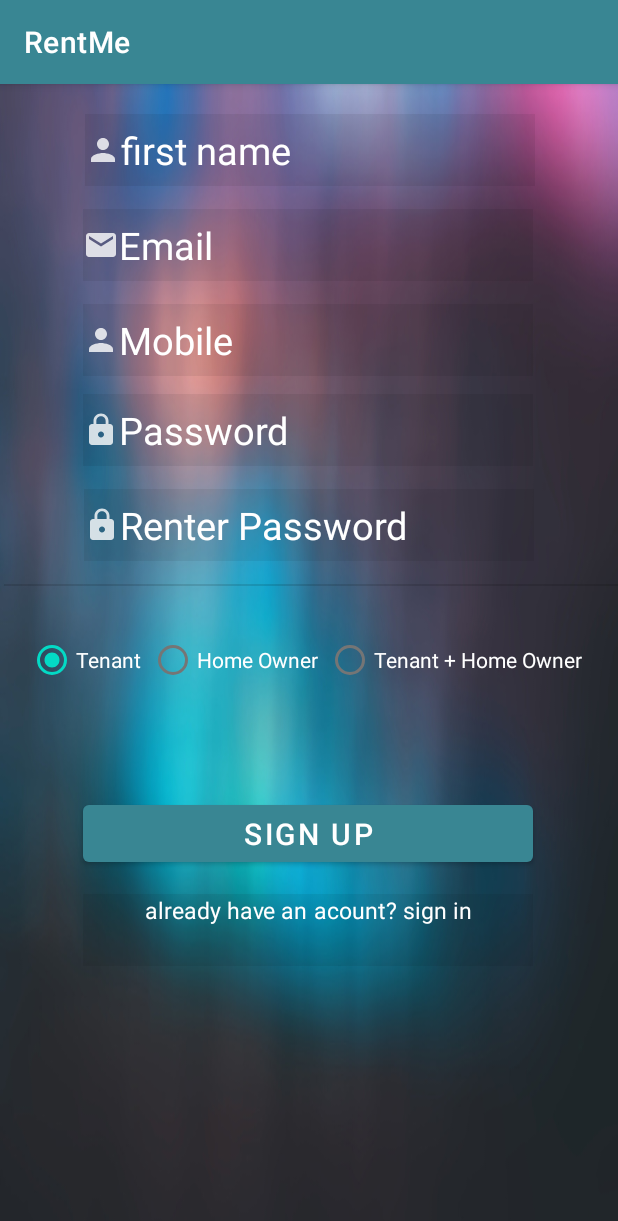
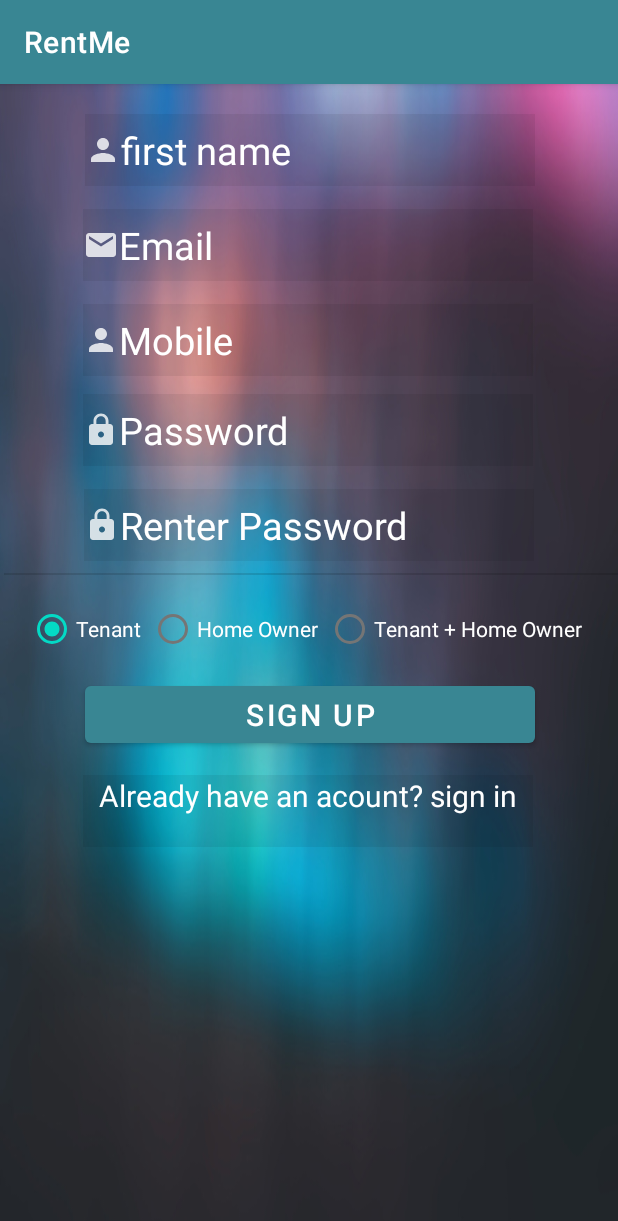
Before and after one commit to azxs120/Final-Project-Prototype, an Android app: the RegisterActivity screen opened directly, with no data from a screen before it, on a phone screen of 412 x 824 dp. Shown: the top 1221 px of the screen. Run offline under Robolectric (Android 15) with nearby library versions, the phone set to English and light mode, and no system bars; our stand-ins replace Firebase (no records; nobody signed in at launch, a user with empty details on screens opened directly).

Commit message:
RegisterActivity is Done

```diff
--- a/app/src/main/java/com/example/prototype/RegisterActivity.java
+++ b/app/src/main/java/com/example/prototype/RegisterActivity.java
@@ -30,18 +30,18 @@ public class RegisterActivity extends AppCompatActivity {
     private EditText edtFullName, edtEmail, edtMobile, edtPassword, edtConfirmPassword;
     private ProgressBar progressBar;
     private Button btnSignUp;
-    private String txtFullName, txtEmail, txtMobile, txtPassword, txtConfirmPassword,txtIdentity;
+    private String txtFullName, txtEmail, txtMobile, txtPassword, txtConfirmPassword,txtIdentity = "tenant";
     private String emailPattern = "[a-zA-Z0-9._-]+@[a-z]+\\.+[a-z]+";
     private RadioGroup radioGroup;
     private RadioButton tenant, homeOwner,tenantAndHomeOwner;
     private FirebaseAuth mAuth;
     private FirebaseFirestore db;
 
+
     @Override
     protected void onCreate(Bundle savedInstanceState) {
         super.onCreate(savedInstanceState);
         setContentView(R.layout.activity_register);
-
         txtSignIn = findViewById(R.id.txtSignIn);
         edtFullName = findViewById(R.id.edtSignUpFullName);
         edtEmail = findViewById(R.id.email);
@@ -55,7 +55,7 @@ public class RegisterActivity extends AppCompatActivity {
         homeOwner = findViewById(R.id.homeOwner);
         tenantAndHomeOwner = findViewById(R.id.tenantAndHomeOwner);
         radioGroup.setOnCheckedChangeListener(new RadioGroup.OnCheckedChangeListener() {
-           @Override
+           @Override//change the radioGroup
             public void onCheckedChanged(RadioGroup group, int checkedId) {
                 switch (checkedId){
                     case R.id.tenant:
@@ -80,19 +80,17 @@ public class RegisterActivity extends AppCompatActivity {
         db = FirebaseFirestore.getInstance();
 
         txtSignIn.setOnClickListener(new View.OnClickListener() {
+            //on click take us to login screen
             @Override
             public void onClick(View view) {
-                //TODO: add the fiture
-                //Intent intent = new Intent(RegisterActivity.this, LoginActivity.class);
-                //startActivity(intent);
                 finish();
             }
         });
 
+        //check input
         btnSignUp.setOnClickListener(new View.OnClickListener() {
             @Override
             public void onClick(View view) {
-                //txtIdentity = edtIdentity.getText().toString;
                 txtFullName = edtFullName.getText().toString();
                 txtEmail = edtEmail.getText().toString().trim();
                 txtMobile = edtMobile.getText().toString().trim();
@@ -137,13 +135,19 @@ public class RegisterActivity extends AppCompatActivity {
 
     }
 
+    /**
+     * add the user to the database
+     */
     private void SignUpUser() {
+        //add the progressBar
         progressBar.setVisibility(View.VISIBLE);
+        //make the BTN disappear
         btnSignUp.setVisibility(View.INVISIBLE);
 
         mAuth.createUserWithEmailAndPassword(txtEmail, txtPassword).addOnSuccessListener(new OnSuccessListener<AuthResult>() {
             @Override
             public void onSuccess(AuthResult authResult) {
+                //create an map object for the DB
                 Map<String, Object> user = new HashMap<>();
                 user.put("FullName", txtFullName);
                 user.put("Email", txtEmail);
@@ -157,15 +161,13 @@ public class RegisterActivity extends AppCompatActivity {
                             @Override
                             public void onSuccess(DocumentReference documentReference) {
                                 Toast.makeText(RegisterActivity.this, "Data Stored Successfully !", Toast.LENGTH_SHORT).show();
-                                Intent intent = new Intent(RegisterActivity.this, MainActivity.class);
-                                startActivity(intent);
-                                finish();
+                                finish();//get back to login screen
                             }
                         })
                         .addOnFailureListener(new OnFailureListener() {
                             @Override
                             public void onFailure(@NonNull Exception e) {
-                                Toast.makeText(RegisterActivity.this, "Error - " + e.getMessage(), Toast.LENGTH_SHORT).show();
+                                Toast.makeText(RegisterActivity.this, "-----Error ----- user was not added " + e.getMessage(), Toast.LENGTH_SHORT).show();
                             }
                         });
             }
--- a/app/src/main/res/layout/activity_register.xml
+++ b/app/src/main/res/layout/activity_register.xml
@@ -114,16 +114,16 @@
         android:id="@+id/divider"
         android:layout_width="409dp"
         android:layout_height="1dp"
+        android:layout_marginTop="8dp"
         android:background="?android:attr/listDivider"
         app:layout_constraintEnd_toEndOf="parent"
-        android:layout_marginTop="15dp"
         app:layout_constraintTop_toBottomOf="@+id/renterPassword" />
 
     <RadioGroup
         android:id="@+id/radioGroup"
         android:layout_width="wrap_content"
         android:layout_height="wrap_content"
-        android:layout_marginTop="25dp"
+        android:layout_marginTop="12dp"
         android:orientation="horizontal"
         app:layout_constraintEnd_toEndOf="parent"
         app:layout_constraintStart_toStartOf="parent"
@@ -143,29 +143,17 @@
             android:layout_width="wrap_content"
             android:layout_height="wrap_content"
             android:layout_marginEnd="5dp"
-            android:textColor="@color/white"
-            android:text="Home Owner" />
+            android:text="Home Owner"
+            android:textColor="@color/white" />
 
         <RadioButton
             android:id="@+id/tenantAndHomeOwner"
             android:layout_width="wrap_content"
             android:layout_height="wrap_content"
             android:layout_marginEnd="5dp"
-            android:textColor="@color/white"
-            android:text="Tenant + Home Owner" />
+            android:text="Tenant + Home Owner"
+            android:textColor="@color/white" />
     </RadioGroup>
-
-    <TextView
-        android:id="@+id/permission"
-        android:layout_width="wrap_content"
-        android:layout_height="wrap_content"
-        android:layout_marginTop="35dp"
-        android:textColor="@color/white"
-        android:textSize="20sp"
-        app:layout_constraintEnd_toEndOf="parent"
-        app:layout_constraintHorizontal_bias="0.498"
-        app:layout_constraintStart_toStartOf="parent"
-        app:layout_constraintTop_toBottomOf="@+id/radioGroup" />
 
     <Button
         android:id="@+id/signUp"
@@ -173,13 +161,13 @@
         android:layout_height="50dp"
         android:layout_alignParentStart="true"
         android:layout_alignParentEnd="true"
-        android:layout_marginTop="4dp"
+        android:layout_marginTop="8dp"
         android:text="Sign Up"
         android:textSize="20sp"
         app:layout_constraintEnd_toEndOf="parent"
-        app:layout_constraintHorizontal_bias="0.495"
+        app:layout_constraintHorizontal_bias="0.504"
         app:layout_constraintStart_toStartOf="parent"
-        app:layout_constraintTop_toBottomOf="@+id/permission" />
+        app:layout_constraintTop_toBottomOf="@+id/radioGroup" />
 
     <TextView
         android:id="@+id/txtSignIn"
@@ -192,10 +180,10 @@
         android:background="#11000000"
         android:ems="10"
         android:textAlignment="center"
-        android:hint="already have an acount? sign in"
+        android:hint="Already have an acount? sign in"
         android:inputType="number"
         android:textColorHint="@color/white"
-        android:textSize="15sp"
+        android:textSize="20sp"
         app:layout_constraintEnd_toEndOf="parent"
         app:layout_constraintHorizontal_bias="0.495"
         app:layout_constraintStart_toStartOf="parent"
@@ -206,7 +194,7 @@
         android:layout_width="50dp"
         android:layout_height="50dp"
         android:layout_gravity="center_horizontal"
-        android:layout_marginTop="44dp"
+        android:layout_marginTop="8dp"
         android:layout_marginEnd="180dp"
         android:visibility="invisible"
         app:layout_constraintEnd_toEndOf="parent"
```
